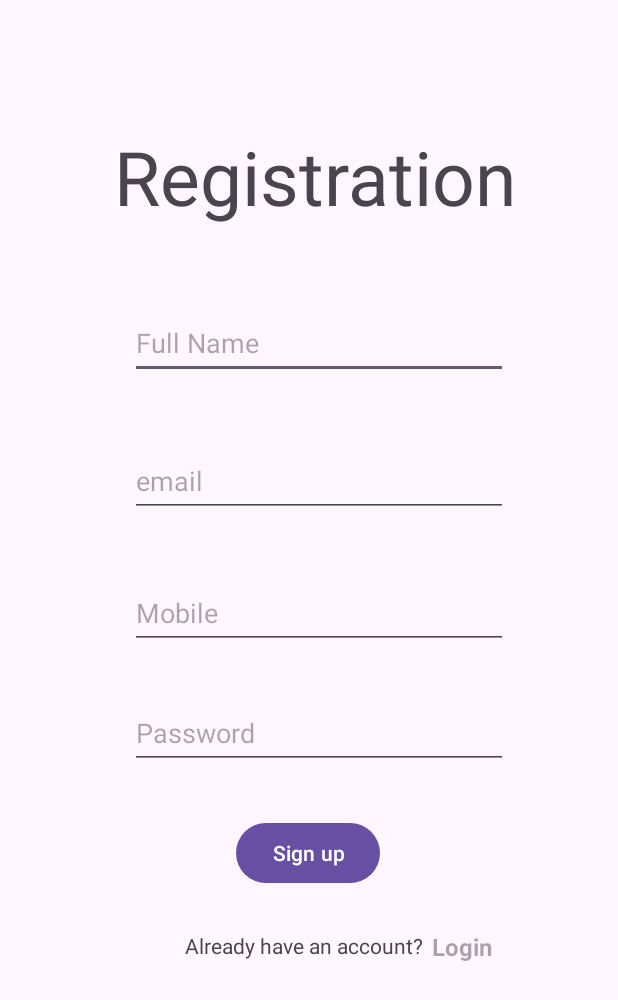
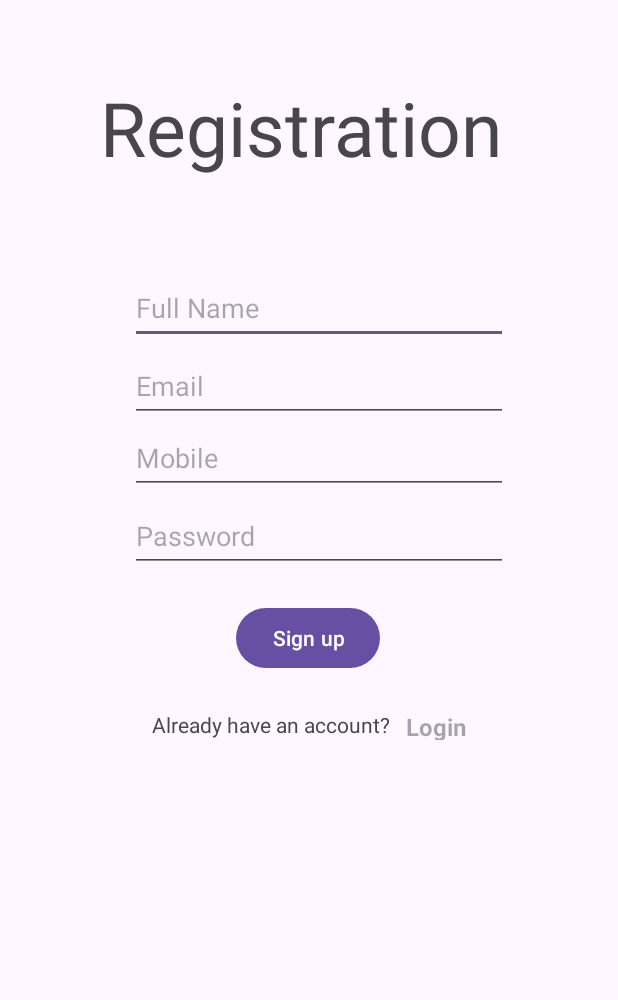
Before and after one commit to chetankumarpulipati/KeineArmut, an Android app: the screen it shows after launch (MainActivity), on a phone screen of 412 x 824 dp. Shown: the top 1000 px of the screen. Run offline under Robolectric (Android 15) with nearby library versions, the phone set to English and light mode, and no system bars.

Commit message:
registration constraints

```diff
--- a/app/src/main/java/com/solution_challenge/keinearmut/MainActivity.kt
+++ b/app/src/main/java/com/solution_challenge/keinearmut/MainActivity.kt
@@ -12,7 +12,7 @@ class MainActivity : AppCompatActivity(), View.OnClickListener {
 
     override fun onCreate(savedInstanceState: Bundle?) {
         super.onCreate(savedInstanceState)
-        Thread.sleep(5000)
+        Thread.sleep(500)
         setContentView(R.layout.sign_up)
         val loginTextView: TextView = findViewById(R.id.myClickableText)
 
--- a/app/src/main/res/layout/sign_up.xml
+++ b/app/src/main/res/layout/sign_up.xml
@@ -6,62 +6,62 @@
     android:layout_height="match_parent">
 
     <EditText
-        android:id="@+id/editTextText"
+        android:id="@+id/fullname"
         android:layout_width="252dp"
         android:layout_height="48dp"
-        android:layout_marginBottom="44dp"
+        android:layout_marginBottom="4dp"
         android:ems="10"
         android:hint="@string/full_name"
         android:inputType="text"
-        app:layout_constraintBottom_toTopOf="@+id/editTextTextEmailAddress"
+        app:layout_constraintBottom_toTopOf="@+id/signupemail"
         app:layout_constraintEnd_toEndOf="parent"
-        app:layout_constraintHorizontal_bias="0.542"
+        app:layout_constraintHorizontal_bias="0.54"
         app:layout_constraintStart_toStartOf="parent" />
 
     <EditText
-        android:id="@+id/editTextTextEmailAddress"
+        android:id="@+id/signupemail"
         android:layout_width="252dp"
         android:layout_height="48dp"
-        android:layout_marginBottom="40dp"
+        android:layout_marginBottom="52dp"
         android:ems="10"
         android:hint="@string/email_id"
         android:inputType="textEmailAddress"
-        app:layout_constraintBottom_toTopOf="@+id/editTextPhone"
+        app:layout_constraintBottom_toTopOf="@+id/signuppassword"
         app:layout_constraintEnd_toEndOf="parent"
-        app:layout_constraintHorizontal_bias="0.542"
+        app:layout_constraintHorizontal_bias="0.54"
         app:layout_constraintStart_toStartOf="parent" />
 
     <EditText
-        android:id="@+id/editTextPhone"
+        android:id="@+id/signupmobile"
         android:layout_width="252dp"
         android:layout_height="48dp"
-        android:layout_marginBottom="32dp"
+        android:layout_marginBottom="4dp"
         android:ems="10"
         android:hint="@string/phone_no"
         android:inputType="phone"
-        app:layout_constraintBottom_toTopOf="@+id/editTextTextPassword"
+        app:layout_constraintBottom_toTopOf="@+id/signuppassword"
         app:layout_constraintEnd_toEndOf="parent"
-        app:layout_constraintHorizontal_bias="0.542"
+        app:layout_constraintHorizontal_bias="0.54"
         app:layout_constraintStart_toStartOf="parent" />
 
     <EditText
-        android:id="@+id/editTextTextPassword"
+        android:id="@+id/signuppassword"
         android:layout_width="252dp"
         android:layout_height="48dp"
-        android:layout_marginBottom="32dp"
+        android:layout_marginBottom="20dp"
         android:ems="10"
         android:hint="@string/password"
         android:inputType="textPassword"
-        app:layout_constraintBottom_toTopOf="@+id/button"
+        app:layout_constraintBottom_toTopOf="@+id/button_sign_up"
         app:layout_constraintEnd_toEndOf="parent"
-        app:layout_constraintHorizontal_bias="0.542"
+        app:layout_constraintHorizontal_bias="0.54"
         app:layout_constraintStart_toStartOf="parent" />
 
     <Button
-        android:id="@+id/button"
+        android:id="@+id/button_sign_up"
         android:layout_width="wrap_content"
         android:layout_height="wrap_content"
-        android:layout_marginBottom="28dp"
+        android:layout_marginBottom="24dp"
         android:text="@string/sign_up"
         app:layout_constraintBottom_toTopOf="@+id/haveanaccount"
         app:layout_constraintEnd_toEndOf="parent"
@@ -70,44 +70,57 @@
 
     <TextView
         android:id="@+id/textView"
-        android:layout_width="wrap_content"
-        android:layout_height="wrap_content"
+        android:layout_width="300dp"
+        android:layout_height="68dp"
         android:layout_marginBottom="36dp"
         android:text="@string/registration"
         android:textSize="50dp"
-        app:layout_constraintBottom_toTopOf="@+id/editTextText"
+        app:layout_constraintBottom_toTopOf="@+id/signuppassword"
         app:layout_constraintEnd_toEndOf="parent"
-        app:layout_constraintHorizontal_bias="0.528"
+        app:layout_constraintHorizontal_bias="0.594"
         app:layout_constraintStart_toStartOf="parent"
         app:layout_constraintTop_toTopOf="parent"
-        app:layout_constraintVertical_bias="0.83" />
+        app:layout_constraintVertical_bias="0.224" />
 
     <TextView
         android:id="@+id/haveanaccount"
         android:layout_width="wrap_content"
         android:layout_height="wrap_content"
-        android:layout_marginRight="6dp"
-        android:layout_marginBottom="184dp"
         android:text="@string/have_an_account"
         app:layout_constraintBottom_toBottomOf="parent"
         app:layout_constraintEnd_toStartOf="@+id/myClickableText"
-        app:layout_constraintHorizontal_bias="1.0"
-        app:layout_constraintStart_toStartOf="parent" />
+        app:layout_constraintHorizontal_bias="0.905"
+        app:layout_constraintStart_toStartOf="parent"
+        app:layout_constraintTop_toTopOf="parent"
+        app:layout_constraintVertical_bias="0.588" />
 
     <TextView
         android:id="@+id/myClickableText"
-        android:layout_width="wrap_content"
-        android:layout_height="wrap_content"
-        android:layout_marginEnd="84dp"
+        android:layout_width="45dp"
+        android:layout_height="20dp"
+        android:layout_marginEnd="96dp"
         android:clickable="true"
+        android:hint="@string/login"
+        android:onClick="onTextViewClicked"
         android:textColor="@color/black"
         android:textSize="16sp"
         android:textStyle="bold"
-        android:hint="@string/login"
-        android:onClick="onTextViewClicked"
         app:layout_constraintBottom_toBottomOf="parent"
         app:layout_constraintEnd_toEndOf="parent"
-        app:layout_constraintTop_toBottomOf="@+id/button"
-        app:layout_constraintVertical_bias="0.132" />
+        app:layout_constraintTop_toTopOf="@+id/haveanaccount"
+        app:layout_constraintVertical_bias="0.0" />
+
+    <ProgressBar
+        android:id="@+id/progressBar"
+        style="?android:attr/progressBarStyle"
+        android:layout_width="wrap_content"
+        android:layout_height="wrap_content"
+        android:visibility="gone"
+        app:layout_constraintBottom_toBottomOf="parent"
+        app:layout_constraintEnd_toEndOf="parent"
+        app:layout_constraintHorizontal_bias="0.498"
+        app:layout_constraintStart_toStartOf="parent"
+        app:layout_constraintTop_toBottomOf="@+id/haveanaccount"
+        app:layout_constraintVertical_bias="0.122" />
 
 </androidx.constraintlayout.widget.ConstraintLayout>
--- a/app/src/main/res/values/strings.xml
+++ b/app/src/main/res/values/strings.xml
@@ -7,7 +7,7 @@
     <string name="registration">Registration</string>
     <string name="login">Login</string>
     <string name="user_name">username</string>
-    <string name="email_id">email</string>
+    <string name="email_id">Email</string>
     <string name="login_button">Login</string>
     <string name="or">or</string>
     <string name="image_content_descritpion">Google Sign In</string>
```
